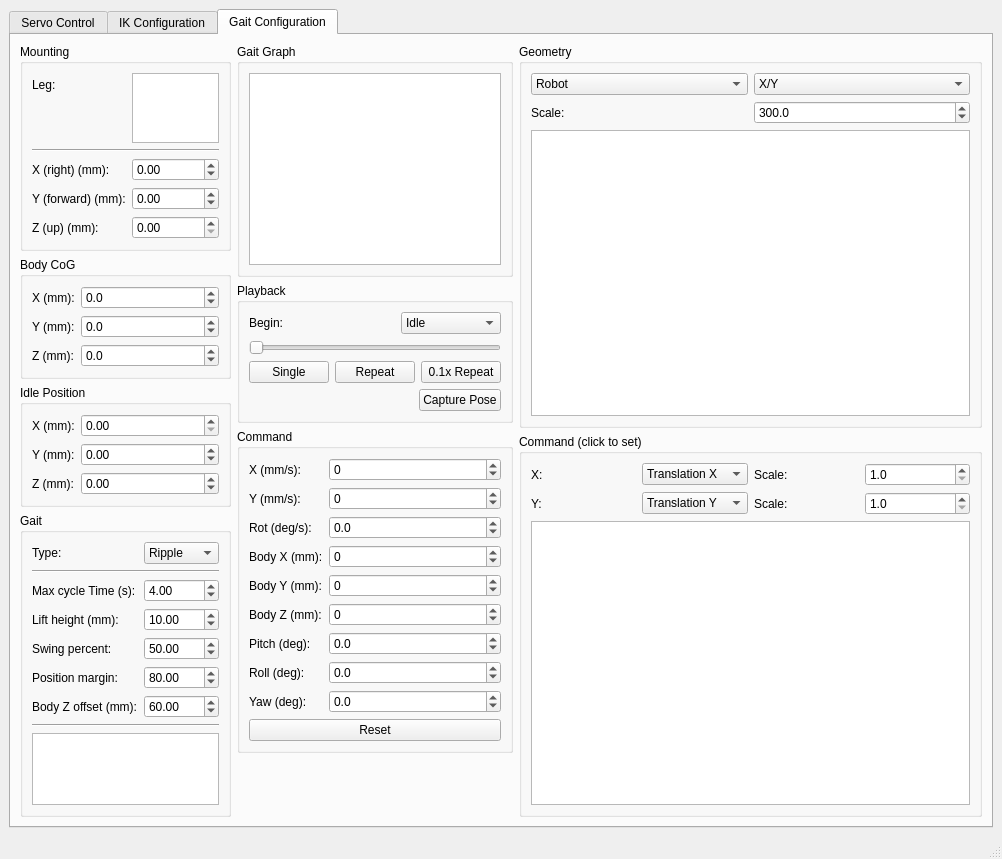
mjbots/mjmech, file mtool_main_window.ui: the form before one commit.
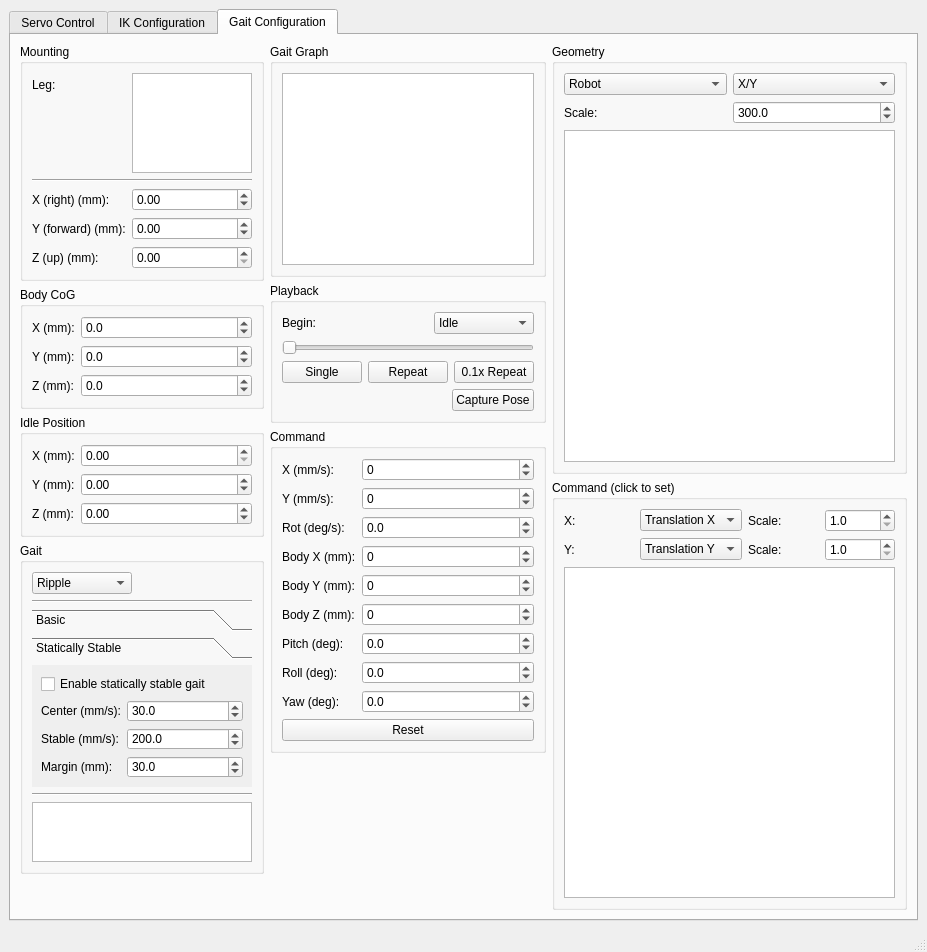
The form after the commit. The open tabs and pages were chosen to show the change.

Commit message: Create a very preliminary version of a statically stable gait which can optionally be enabled.

Patch:
```diff
--- a/mtool_main_window.ui
+++ b/mtool_main_window.ui
@@ -6,8 +6,8 @@
    <rect>
     <x>0</x>
     <y>0</y>
-    <width>1002</width>
-    <height>819</height>
+    <width>927</width>
+    <height>952</height>
    </rect>
   </property>
   <property name="windowTitle">
@@ -833,7 +833,7 @@
        </attribute>
        <layout class="QHBoxLayout" name="horizontalLayout_5" stretch="1,1,6">
         <item>
-         <layout class="QVBoxLayout" name="verticalLayout_11">
+         <layout class="QVBoxLayout" name="verticalLayout_13">
           <item>
            <widget class="QGroupBox" name="mountingGroup">
             <property name="title">
@@ -1088,21 +1088,8 @@
             <property name="title">
              <string>Gait</string>
             </property>
-            <layout class="QFormLayout" name="formLayout_6">
-             <item row="0" column="0">
-              <widget class="QLabel" name="label_5">
-               <property name="maximumSize">
-                <size>
-                 <width>16777215</width>
-                 <height>16777215</height>
-                </size>
-               </property>
-               <property name="text">
-                <string>Type:</string>
-               </property>
-              </widget>
-             </item>
-             <item row="0" column="1">
+            <layout class="QVBoxLayout" name="verticalLayout_11">
+             <item>
               <widget class="QComboBox" name="comboBox">
                <property name="maximumSize">
                 <size>
@@ -1117,21 +1104,57 @@
                </item>
               </widget>
              </item>
-             <item row="1" column="0" colspan="2">
+             <item>
               <widget class="Line" name="line_6">
                <property name="orientation">
                 <enum>Qt::Horizontal</enum>
                </property>
               </widget>
              </item>
-             <item row="2" column="0">
+             <item>
+              <widget class="QToolBox" name="toolBox">
+               <property name="minimumSize">
+                <size>
+                 <width>220</width>
+                 <height>0</height>
+                </size>
+               </property>
+               <property name="styleSheet">
+                <string notr="true">QScrollBar:horizontal {
+  height: 0px;
+  width: 0px;
+}
+
+QScrollBar:vertical {
+  height: 0px;
+  width: 0px;
+}
+</string>
+               </property>
+               <property name="currentIndex">
+                <number>1</number>
+               </property>
+               <widget class="QWidget" name="page">
+                <property name="geometry">
+                 <rect>
+                  <x>0</x>
+                  <y>0</y>
+                  <width>223</width>
+                  <height>147</height>
+                 </rect>
+                </property>
+                <attribute name="label">
+                 <string>Basic</string>
+                </attribute>
+                <layout class="QFormLayout" name="formLayout_6">
+                 <item row="0" column="0">
               <widget class="QLabel" name="label_6">
                <property name="text">
                 <string>Max cycle Time (s):</string>
                </property>
               </widget>
              </item>
-             <item row="2" column="1">
+                 <item row="0" column="1">
               <widget class="QDoubleSpinBox" name="maxCycleTimeSpin">
                <property name="maximum">
                 <double>20.000000000000000</double>
@@ -1144,14 +1167,14 @@
                </property>
               </widget>
              </item>
-             <item row="3" column="0">
+                 <item row="1" column="0">
               <widget class="QLabel" name="label_7">
                <property name="text">
                 <string>Lift height (mm):</string>
                </property>
               </widget>
              </item>
-             <item row="3" column="1">
+                 <item row="1" column="1">
               <widget class="QDoubleSpinBox" name="liftHeightSpin">
                <property name="minimum">
                 <double>1.000000000000000</double>
@@ -1164,14 +1187,14 @@
                </property>
               </widget>
              </item>
-             <item row="4" column="0">
+                 <item row="2" column="0">
               <widget class="QLabel" name="label_8">
                <property name="text">
                 <string>Swing percent:</string>
                </property>
               </widget>
              </item>
-             <item row="4" column="1">
+                 <item row="2" column="1">
               <widget class="QDoubleSpinBox" name="swingPercentSpin">
                <property name="maximum">
                 <double>200.000000000000000</double>
@@ -1181,14 +1204,14 @@
                </property>
               </widget>
              </item>
-             <item row="5" column="0">
+                 <item row="3" column="0">
               <widget class="QLabel" name="label_9">
                <property name="text">
                 <string>Position margin:</string>
                </property>
               </widget>
              </item>
-             <item row="5" column="1">
+                 <item row="3" column="1">
               <widget class="QDoubleSpinBox" name="positionMarginSpin">
                <property name="minimum">
                 <double>1.000000000000000</double>
@@ -1201,14 +1224,14 @@
                </property>
               </widget>
              </item>
-             <item row="6" column="0">
+                 <item row="4" column="0">
               <widget class="QLabel" name="label">
                <property name="text">
                 <string>Body Z offset (mm):</string>
                </property>
               </widget>
              </item>
-             <item row="6" column="1">
+                 <item row="4" column="1">
               <widget class="QDoubleSpinBox" name="bodyZOffsetSpin">
                <property name="minimum">
                 <double>-1000.000000000000000</double>
@@ -1224,15 +1247,120 @@
                </property>
               </widget>
              </item>
-             <item row="7" column="0" colspan="2">
+                </layout>
+               </widget>
+               <widget class="QWidget" name="page_2">
+                <property name="geometry">
+                 <rect>
+                  <x>0</x>
+                  <y>0</y>
+                  <width>220</width>
+                  <height>119</height>
+                 </rect>
+                </property>
+                <attribute name="label">
+                 <string>Statically Stable</string>
+                </attribute>
+                <layout class="QFormLayout" name="formLayout_7">
+                 <item row="0" column="0" colspan="2">
+                  <widget class="QCheckBox" name="staticEnableCheck">
+                   <property name="text">
+                    <string>Enable statically stable gait</string>
+                   </property>
+                  </widget>
+                 </item>
+                 <item row="1" column="0">
+                  <widget class="QLabel" name="label_30">
+                   <property name="text">
+                    <string>Center (mm/s):</string>
+                   </property>
+                  </widget>
+                 </item>
+                 <item row="1" column="1">
+                  <widget class="QDoubleSpinBox" name="staticCenterSpin">
+                   <property name="decimals">
+                    <number>1</number>
+                   </property>
+                   <property name="maximum">
+                    <double>1000.000000000000000</double>
+                   </property>
+                   <property name="singleStep">
+                    <double>10.000000000000000</double>
+                   </property>
+                   <property name="value">
+                    <double>30.000000000000000</double>
+                   </property>
+                  </widget>
+                 </item>
+                 <item row="2" column="0">
+                  <widget class="QLabel" name="label_31">
+                   <property name="text">
+                    <string>Stable (mm/s):</string>
+                   </property>
+                  </widget>
+                 </item>
+                 <item row="2" column="1">
+                  <widget class="QDoubleSpinBox" name="staticStableSpin">
+                   <property name="decimals">
+                    <number>1</number>
+                   </property>
+                   <property name="maximum">
+                    <double>500.000000000000000</double>
+                   </property>
+                   <property name="singleStep">
+                    <double>10.000000000000000</double>
+                   </property>
+                   <property name="value">
+                    <double>200.000000000000000</double>
+                   </property>
+                  </widget>
+                 </item>
+                 <item row="3" column="0">
+                  <widget class="QLabel" name="label_32">
+                   <property name="text">
+                    <string>Margin (mm):</string>
+                   </property>
+                  </widget>
+                 </item>
+                 <item row="3" column="1">
+                  <widget class="QDoubleSpinBox" name="staticMarginSpin">
+                   <property name="decimals">
+                    <number>1</number>
+                   </property>
+                   <property name="minimum">
+                    <double>1.000000000000000</double>
+                   </property>
+                   <property name="maximum">
+                    <double>1000.000000000000000</double>
+                   </property>
+                   <property name="singleStep">
+                    <double>5.000000000000000</double>
+                   </property>
+                   <property name="value">
+                    <double>30.000000000000000</double>
+                   </property>
+                  </widget>
+                 </item>
+                </layout>
+               </widget>
+              </widget>
+             </item>
+             <item>
               <widget class="Line" name="line_7">
                <property name="orientation">
                 <enum>Qt::Horizontal</enum>
                </property>
               </widget>
              </item>
-             <item row="8" column="0" colspan="2">
-              <widget class="QTextBrowser" name="gaitOptionsBrowser"/>
+             <item>
+              <widget class="QTextBrowser" name="gaitOptionsBrowser">
+               <property name="maximumSize">
+                <size>
+                 <width>16777215</width>
+                 <height>60</height>
+                </size>
+               </property>
+              </widget>
              </item>
             </layout>
            </widget>
```
Left out of the diff: 6 changed lines with no effect on the pictures. Lines whose indentation alone changed are shown as unchanged. The commit also changes 4 other files.
